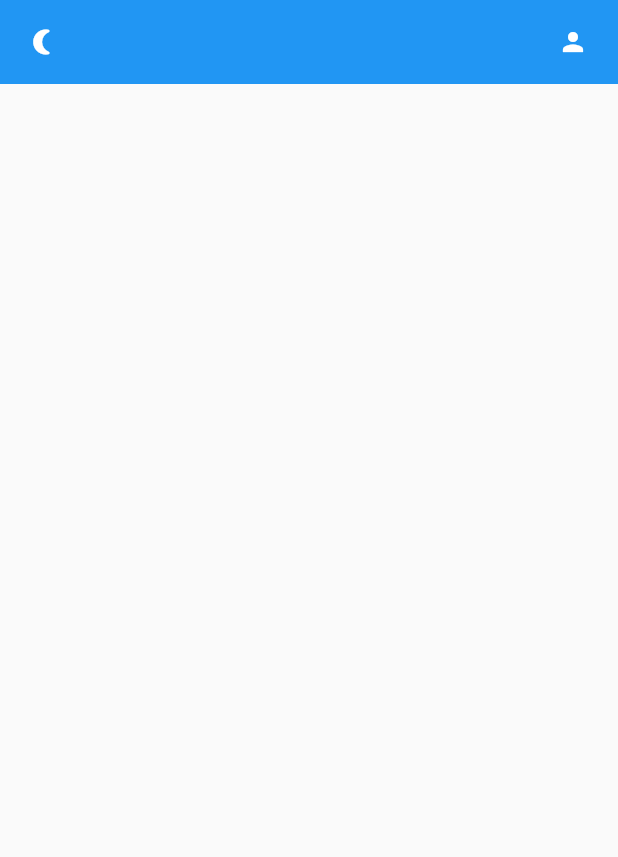
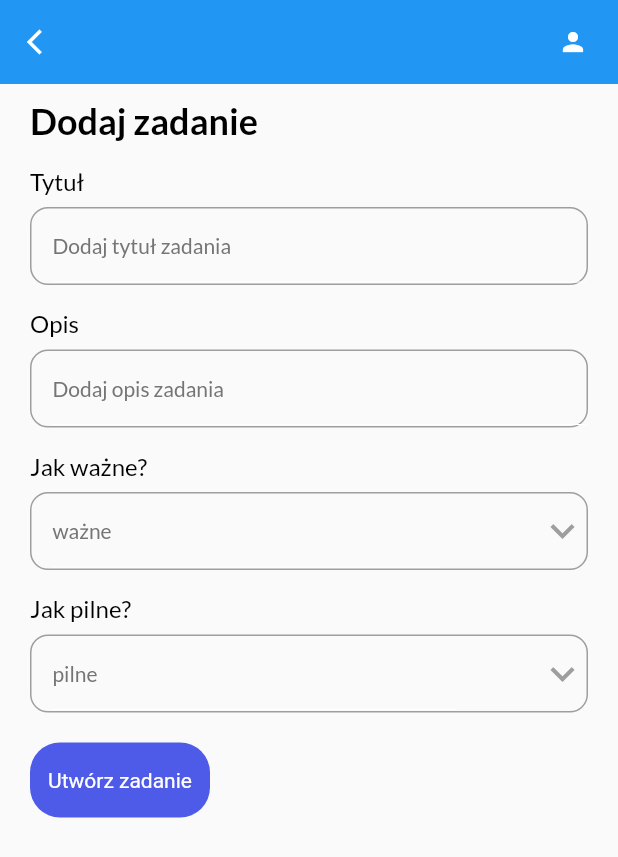
Before and after one commit to uchmielewska/Einsenhover-planner, a Flutter app: the AddTaskPage screen opened directly, on a phone screen of 412 x 824 dp. Shown: the top 857 px of the screen. Run offline on Flutter 3.47's test engine with Material 2 defaults, Android fonts, the phone set to English and light mode, and no system bars; our stand-ins replace date_picker_timeline, firebase_core, get, get_storage, google_fonts; accounts and stored records are empty.

Commit message:
design add task page

```diff
--- a/lib/ui/add_task_bar.dart
+++ b/lib/ui/add_task_bar.dart
@@ -1,3 +1,6 @@
+import 'package:eisenhover_planner/ui/theme.dart';
+import 'package:eisenhover_planner/ui/widgets/button.dart';
+import 'package:eisenhover_planner/ui/widgets/input_field.dart';
 import 'package:flutter/material.dart';
 import 'package:get/get.dart';
 
@@ -9,17 +12,87 @@ class AddTaskPage extends StatefulWidget {
 }
 
 class _AddTaskPageState extends State<AddTaskPage> {
+  String _selectedImportance = "ważne";
+  final List<String> _importanceList = ["ważne", "nieważne"];
+
+  String _selectedPrority = "pilne";
+  final List<String> _prorityList = ["pilne", "niepilne"];
+
   @override
   Widget build(BuildContext context) {
-    return Scaffold(appBar: _appBar(context), body: Container());
+    return Scaffold(
+      appBar: _appBar(context),
+      body: Container(
+          padding: const EdgeInsets.only(left: 20, right: 20, top: 10),
+          child: SingleChildScrollView(
+              child: Column(
+            crossAxisAlignment: CrossAxisAlignment.start,
+            children: [
+              Text("Dodaj zadanie", style: headingStyle),
+              const MyInputField(
+                  inputTitle: "Tytuł", placeholder: "Dodaj tytuł zadania"),
+              const MyInputField(
+                  inputTitle: "Opis", placeholder: "Dodaj opis zadania"),
+              _importanceSelect(context),
+              _prioritySelect(context),
+              Container(
+                  padding: const EdgeInsets.only(top: 20),
+                  child: MyButton(label: "Utwórz zadanie", onTap: () => null))
+            ],
+          ))),
+    );
+  }
+
+  _importanceSelect(BuildContext context) {
+    return MyInputField(
+        inputTitle: "Jak ważne?",
+        placeholder: _selectedImportance,
+        widget: DropdownButton(
+          icon: const Icon(Icons.keyboard_arrow_down, color: Colors.grey),
+          iconSize: 32,
+          elevation: 4,
+          style: inputTitleStyle,
+          underline: Container(height: 0),
+          onChanged: (String? newValue) {
+            setState(() {
+              _selectedImportance = newValue!;
+            });
+          },
+          items: _importanceList.map<DropdownMenuItem<String>>((String value) {
+            return DropdownMenuItem<String>(value: value, child: Text(value));
+          }).toList(),
+        ));
+  }
+
+  _prioritySelect(BuildContext context) {
+    return MyInputField(
+        inputTitle: "Jak pilne?",
+        placeholder: _selectedPrority,
+        widget: DropdownButton(
+          icon: const Icon(Icons.keyboard_arrow_down, color: Colors.grey),
+          iconSize: 32,
+          elevation: 4,
+          style: inputTitleStyle,
+          underline: Container(height: 0),
+          onChanged: (String? newValue) {
+            setState(() {
+              _selectedPrority = newValue!;
+            });
+          },
+          items: _prorityList.map<DropdownMenuItem<String>>((String value) {
+            return DropdownMenuItem<String>(value: value, child: Text(value));
+          }).toList(),
+        ));
   }
 
   _appBar(BuildContext context) {
     return AppBar(
         elevation: 0,
         leading: GestureDetector(
-          onTap: () {},
-          child: const Icon(Icons.nightlight_round, size: 20),
+          onTap: () {
+            Get.back();
+          },
+          child: const Icon(Icons.arrow_back_ios, size: 20),
         ),
         actions: const [
           Icon(Icons.person, size: 20),
--- a/lib/ui/home_page.dart
+++ b/lib/ui/home_page.dart
@@ -71,13 +71,14 @@ class _HomePageState extends State<HomePage> {
                 Text(DateFormat.yMMMMd().format(DateTime.now()),
                     style: subHeadingStyle),
                 Text(
-                  "Today",
+                  "Dziś",
                   style: headingStyle,
                 )
               ],
             ),
             MyButton(
-                label: "+ Add task", onTap: () => Get.to(const AddTaskPage()))
+                label: "+ Dodaj zadanie",
+                onTap: () => Get.to(const AddTaskPage()))
           ],
         ));
   }
--- a/lib/ui/theme.dart
+++ b/lib/ui/theme.dart
@@ -31,3 +31,19 @@ TextStyle get headingStyle {
           fontWeight: FontWeight.bold,
           color: Get.isDarkMode ? Colors.white : Colors.black)));
 }
+
+TextStyle get inputTitleStyle {
+  return GoogleFonts.lato(
+      textStyle: (TextStyle(
+          fontSize: 16,
+          fontWeight: FontWeight.w400,
+          color: Get.isDarkMode ? Colors.white : Colors.black)));
+}
+
+TextStyle get placeholderStyle {
+  return GoogleFonts.lato(
+      textStyle: (TextStyle(
+          fontSize: 14,
+          fontWeight: FontWeight.w400,
+          color: Get.isDarkMode ? Colors.grey[100] : Colors.grey[600])));
+}
--- a/lib/ui/widgets/button.dart
+++ b/lib/ui/widgets/button.dart
@@ -12,7 +12,7 @@ class MyButton extends StatelessWidget {
   @override
   Widget build(BuildContext context) {
     return GestureDetector(
-      onTap: () => onTap,
+      onTap: () => onTap(),
       child: Container(
         width: 120,
         height: 50,
--- /dev/null
+++ b/lib/ui/widgets/input_field.dart
@@ -0,0 +1,62 @@
+import 'package:flutter/material.dart';
+import 'package:get/get.dart';
+
+import '../theme.dart';
+
+class MyInputField extends StatelessWidget {
+  final String inputTitle;
+  final String placeholder;
+  final TextEditingController? controller;
+  final Widget? widget;
+
+  const MyInputField(
+      {Key? key,
+      required this.inputTitle,
+      required this.placeholder,
+      this.controller,
+      this.widget})
+      : super(key: key);
+
+  @override
+  Widget build(BuildContext context) {
+    return Container(
+        margin: const EdgeInsets.only(top: 16),
+        child: Column(
+          crossAxisAlignment: CrossAxisAlignment.start,
+          children: [
+            Text(inputTitle, style: inputTitleStyle),
+            Container(
+                height: 52,
+                margin: const EdgeInsets.only(top: 8.0),
+                padding: const EdgeInsets.only(left: 14),
+                decoration: BoxDecoration(
+                    border: Border.all(color: Colors.grey, width: 1.0),
+                    borderRadius: BorderRadius.circular(12)),
+                child: Row(
+                  children: [
+                    Expanded(
+                        child: TextFormField(
+                            readOnly: widget != null,
+                            autofocus: false,
+                            cursorColor: Get.isDarkMode
+                                ? Colors.grey[100]
+                                : Colors.grey[700],
+                            controller: controller,
+                            style: placeholderStyle,
+                            decoration: InputDecoration(
+                              hintText: placeholder,
+                              hintStyle: placeholderStyle,
+                              focusedBorder: const UnderlineInputBorder(
+                                  borderSide: BorderSide(
+                                      width: 0, color: Colors.white)),
+                              enabledBorder: const UnderlineInputBorder(
+                                  borderSide: BorderSide(
+                                      width: 0, color: Colors.white)),
+                            ))),
+                    widget == null ? Container() : Container(child: widget)
+                  ],
+                ))
+          ],
+        ));
+  }
+}
```
